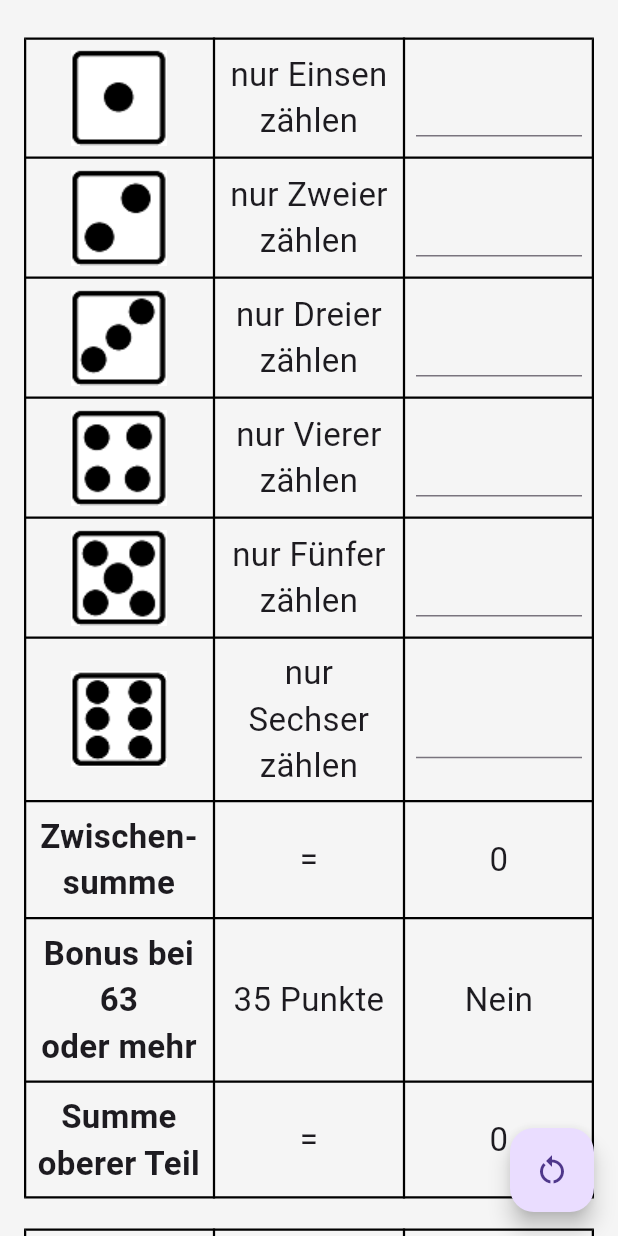
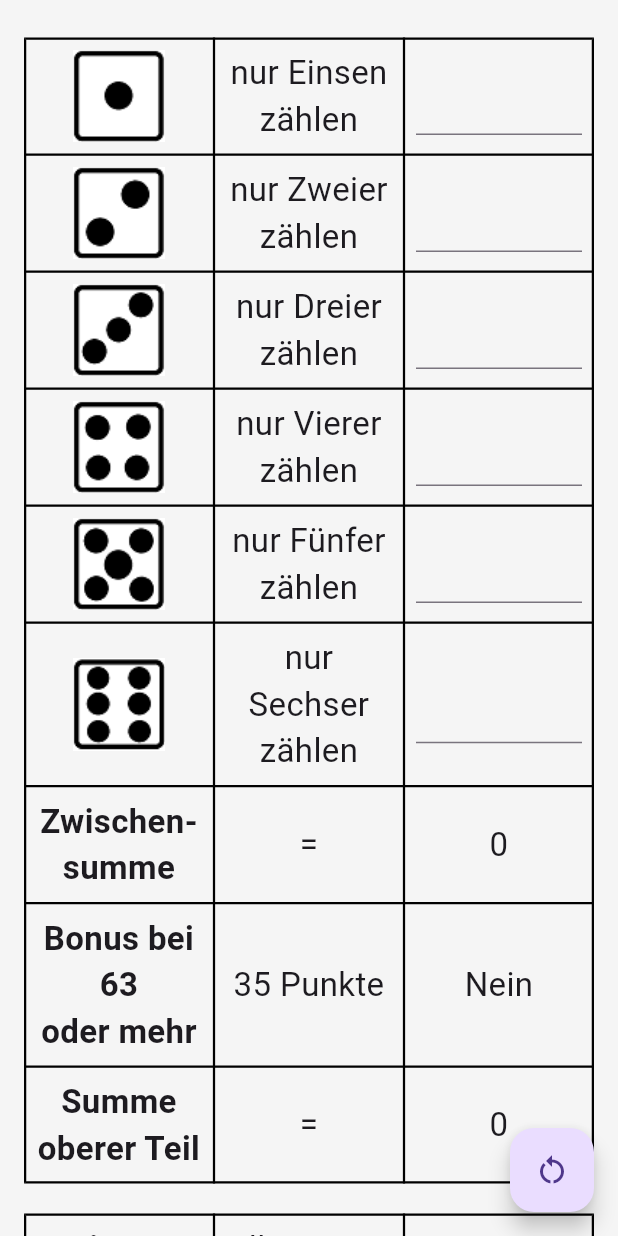
Before and after one commit to Nipotino2804/knuepel, a Flutter app: the screen it shows after launch, after a tap on the "play arrow" icon, on a phone screen of 412 x 824 dp. Run offline on Flutter 3.47's test engine with Material 2 defaults, Android fonts, the phone set to English and light mode, and no system bars.

```diff
--- a/lib/main.dart
+++ b/lib/main.dart
@@ -11,7 +11,10 @@ class MyApp extends StatelessWidget {
   @override
   Widget build(BuildContext context) {
     return MaterialApp(
-      theme: ThemeData(primarySwatch: Colors.blue, useMaterial3: true),
+      theme: ThemeData(
+          primaryColorDark: Colors.deepPurple.shade200,
+          primaryColorLight: Colors.deepPurple.shade200,
+          useMaterial3: true),
       themeMode: currentThemeMode,
       title: title,
       home: const Startpage(),
--- a/lib/pages/play.dart
+++ b/lib/pages/play.dart
@@ -41,6 +41,7 @@ class _PlaypageState extends State<Playpage> {
                         TableBorder.all(color: tableBorderColor, width: 1.5),
                     children: [
                       costomTableRowDices(
+                          context: context,
                           picture: dice1picture,
                           controller: controllerDice1,
                           content: 'nur Einsen\nzählen',
@@ -51,6 +52,7 @@ class _PlaypageState extends State<Playpage> {
                             });
                           }),
                       costomTableRowDices(
+                          context: context,
                           controller: controllerDice2,
                           picture: dice2picture,
                           content: 'nur Zweier\nzählen',
@@ -61,6 +63,7 @@ class _PlaypageState extends State<Playpage> {
                             });
                           }),
                       costomTableRowDices(
+                          context: context,
                           controller: controllerDice3,
                           picture: dice3picture,
                           content: 'nur Dreier\nzählen',
@@ -71,6 +74,7 @@ class _PlaypageState extends State<Playpage> {
                             });
                           }),
                       costomTableRowDices(
+                          context: context,
                           controller: controllerDice4,
                           picture: dice4picture,
                           content: 'nur Vierer\nzählen',
@@ -81,6 +85,7 @@ class _PlaypageState extends State<Playpage> {
                             });
                           }),
                       costomTableRowDices(
+                          context: context,
                           controller: controllerDice5,
                           picture: dice5picture,
                           content: 'nur Fünfer\nzählen',
@@ -91,6 +96,7 @@ class _PlaypageState extends State<Playpage> {
                             });
                           }),
                       costomTableRowDices(
+                          context: context,
                           controller: controllerDice6,
                           picture: dice6picture,
                           content: 'nur Sechser\nzählen',
@@ -147,13 +153,18 @@ class _PlaypageState extends State<Playpage> {
                           }),
                       costomTableRowSwitch(
                           content: 'Fullhouse',
+                          swBgColor: colorBgSwitchFullhouse,
                           contentMiddle: '25 Punkte',
                           color: colorFullhouse,
+                          swColor: colorSwitchFullhouse,
                           onDbTap: () {
                             setState(() {
                               canceldFullhouse = true;
                               fullhouse = false;
                               colorFullhouse = Colors.red;
+                              colorBgSwitchFullhouse = Colors.red;
+                              colorSwitchFullhouse =
+                                  Color.fromARGB(210, 0, 0, 0);
                               calculate();
                             });
                           },
@@ -171,12 +182,18 @@ class _PlaypageState extends State<Playpage> {
                           startValue: fullhouse),
                       costomTableRowSwitch(
                           content: 'kleine Straße',
+                          swBgColor: colorBgSwitchSmallStreet,
                           contentMiddle: '30 Punkte',
                           color: colorSmallStreet,
+                          swColor: colorSwitchSmallStreet,
                           onDbTap: () => setState(() {
                                 canceldSmallStreet = true;
                                 smallStreet = false;
                                 colorSmallStreet = Colors.red;
+                                colorBgSwitchSmallStreet = Colors.red;
+                                colorSwitchSmallStreet =
+                                    Color.fromARGB(210, 0, 0, 0);
+                                ;
                                 calculate();
                               }),
                           onTap: (value) {
@@ -193,12 +210,18 @@ class _PlaypageState extends State<Playpage> {
                           startValue: smallStreet),
                       costomTableRowSwitch(
                           content: 'große Straße',
+                          swBgColor: colorBgSwitchBigStreet,
                           color: colorBigStreet,
+                          swColor: colorSwitchBigStreet,
                           onDbTap: () {
                             setState(() {
                               canceldBigStreet = true;
                               bigStreet = false;
                               colorBigStreet = Colors.red;
+                              colorBgSwitchBigStreet = Colors.red;
+                              colorSwitchBigStreet =
+                                  Color.fromARGB(210, 0, 0, 0);
+                              ;
                               calculate();
                             });
                           },
@@ -217,11 +240,16 @@ class _PlaypageState extends State<Playpage> {
                           startValue: bigStreet),
                       costomTableRowSwitch(
                           content: 'Knüppel',
+                          swBgColor: colorBgSwitchKniffel,
+                          swColor: colorSwitchKniffel,
                           color: colorKniffel,
                           onDbTap: () {
                             setState(() {
                               canceldKniffel = true;
                               kniffel = false;
+                              colorSwitchKniffel = Color.fromARGB(210, 0, 0, 0);
+                              ;
+                              colorBgSwitchKniffel = Colors.red;
                               colorKniffel = Colors.red;
                               calculate();
                             });
@@ -239,13 +267,13 @@ class _PlaypageState extends State<Playpage> {
                           },
                           startValue: kniffel),
                       costomTableRowPasch(
-                          controller: controlerChance,
+                          controller: controllerChance,
                           content: 'Chance',
                           contentMiddle: 'alle Augen\nzählen',
                           textFieldInput: (value) {
                             setState(() {
-                              chance = int.parse(value);
-                              calculate();
+                              checkEmpty(
+                                  number: 9, input: value, context: context);
                             });
                           }),
                       costomTableRowSum(
@@ -261,7 +289,6 @@ class _PlaypageState extends State<Playpage> {
                 ),
                 Column(
                   children: [
-                    // Abstandshalter zu Oben
                     const SizedBox(
                       height: 15,
                     ),
@@ -280,10 +307,6 @@ class _PlaypageState extends State<Playpage> {
                         ],
                       ),
                     ),
-                    /* const Divider(
-                      thickness: 1.5,
-                      color: Colors.black,
-                    ), */
                     const SizedBox(
                       height: 70,
                     ),
--- a/lib/textfielcontroller.dart
+++ b/lib/textfielcontroller.dart
@@ -8,4 +8,4 @@ final controllerDice5 = TextEditingController();
 final controllerDice6 = TextEditingController();
 final controllerThreePasch = TextEditingController();
 final controllerFourPasch = TextEditingController();
-final controlerChance = TextEditingController();
+final controllerChance = TextEditingController();
--- a/lib/variables.dart
+++ b/lib/variables.dart
@@ -14,23 +14,20 @@ String dice4picture = 'assets/04.png';
 String dice5picture = 'assets/05.png';
 String dice6picture = 'assets/06.png';
 
-// Würfel
+// Points
 int dice1 = 0;
 int dice2 = 0;
 int dice3 = 0;
 int dice4 = 0;
 int dice5 = 0;
 int dice6 = 0;
-
-//Summen
 int zwSum = 0;
 int topSum = 0;
 int downSum = 0;
 int allSum = 0;
-
-// Pasche
 int treepasch = 0;
 int fourpasch = 0;
+int chance = 0;
 
 bool fullhouse = false;
 bool smallStreet = false;
@@ -41,16 +38,31 @@ bool canceldFullhouse = false;
 bool canceldSmallStreet = false;
 bool canceldBigStreet = false;
 bool canceldKniffel = false;
-
-int chance = 0;
+bool canceldDice1 = false;
+bool canceldDice2 = false;
+bool canceldDice3 = false;
+bool canceldDice4 = false;
+bool canceldDice5 = false;
+bool canceldDice6 = false;
+bool canceldThreePasch = false;
+bool canceldFourPasch = false;
+bool canceldChance = false;
 
 //Colors - Default = light
 Color colorFullhouse = Colors.grey.shade100;
 Color colorSmallStreet = Colors.grey.shade100;
 Color colorBigStreet = Colors.grey.shade100;
 Color colorKniffel = Colors.grey.shade100;
+Color colorSwitchFullhouse = Colors.deepPurple.shade400;
+Color colorSwitchSmallStreet = Colors.deepPurple.shade400;
+Color colorSwitchBigStreet = Colors.deepPurple.shade400;
+Color colorSwitchKniffel = Colors.deepPurple.shade400;
+Color colorBgSwitchFullhouse = Colors.deepPurple.shade100;
+Color colorBgSwitchSmallStreet = Colors.deepPurple.shade100;
+Color colorBgSwitchBigStreet = Colors.deepPurple.shade100;
+Color colorBgSwitchKniffel = Colors.deepPurple.shade100;
 Color textColor = Colors.black;
-Color appbarBackgroundColor = Colors.white;
+Color appbarBackgroundColor = Colors.grey.shade100;
 Color appbarForegroundColor = Colors.black;
 Color tableTextBackgroundColor = Colors.grey.shade100;
 Color scaffoldBackgroundColor = Colors.grey.shade100;
@@ -64,17 +76,6 @@ List<int> allowedDice3 = [0, 3, 6, 9, 12, 15, 1];
 List<int> allowedDice4 = [0, 4, 8, 12, 16, 20, 1, 2];
 List<int> allowedDice5 = [0, 5, 10, 15, 20, 25, 1, 2];
 List<int> allowedDice6 = [0, 6, 12, 18, 24, 30, 1, 2, 3];
-
-bool checkDice1 = false;
-bool checkDice2 = false;
-bool checkDice3 = false;
-bool checkDice4 = false;
-bool checkDice5 = false;
-bool checkDice6 = false;
-
-bool checkTreePasch1 = false;
-bool checkFourPasch2 = false;
-bool checkChance = false;
 
 final List inputList = [
   allowedDice1,
@@ -90,6 +91,9 @@ final List textController = [
   controllerDice3,
   controllerDice4,
   controllerDice5,
-  controllerDice6
+  controllerDice6,
+  controllerThreePasch,
+  controllerFourPasch,
+  controllerChance
 ];
 final List diceList = [dice1, dice2, dice3, dice4, dice5, dice6];
--- a/lib/widgets.dart
+++ b/lib/widgets.dart
@@ -29,11 +29,16 @@ TableRow costomTableRowDices(
     {required String picture,
     required String content,
     textFieldInput,
-    required TextEditingController controller}) {
+    required TextEditingController controller,
+    required BuildContext context}) {
   return TableRow(children: [
     Padding(
       padding: const EdgeInsets.all(8.0),
-      child: Center(child: Image.asset(picture)),
+      child: Center(
+          child: Image.asset(
+        picture,
+        width: MediaQuery.of(context).size.width * 0.15,
+      )),
     ),
     Padding(
       padding: const EdgeInsets.all(8.0),
@@ -134,7 +139,9 @@ TableRow costomTableRowSwitch(
     required onTap,
     required onDbTap,
     required bool startValue,
-    required Color color}) {
+    required Color color,
+    required Color swColor,
+    required Color swBgColor}) {
   return TableRow(children: [
     Padding(
       padding: const EdgeInsets.all(8.0),
@@ -159,6 +166,8 @@ TableRow costomTableRowSwitch(
         padding: const EdgeInsets.all(8.0),
         child: Center(
             child: Switch(
+          inactiveTrackColor: swBgColor,
+          inactiveThumbColor: swColor,
           value: startValue,
           onChanged: onTap,
         )),
```
Also changed, not shown: lib/functions.dart (+79 -24 lines), lib/pages/information.dart (+13 -9 lines), pubspec.lock.
